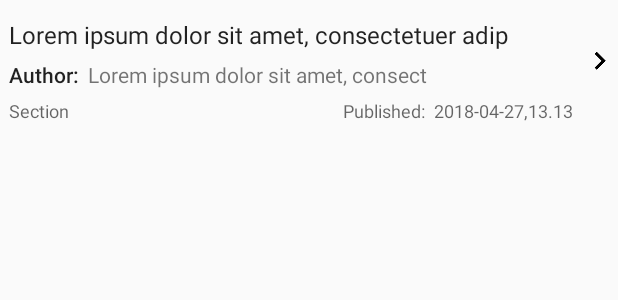
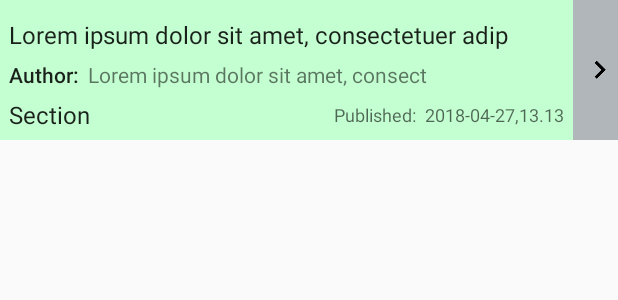
Before and after one commit to csongi77/NewsAppStage1, an Android app: the layout list_item.xml on its own in the app's theme, with its tools: preview values and no code run, on a phone screen of 412 x 824 dp. Shown: the top 300 px of the screen. Run offline under Robolectric (Android 15) with nearby library versions, the phone set to English and light mode, and no system bars.

Commit message:
list_item visual polish, add color values

```diff
--- a/app/src/main/res/layout/list_item.xml
+++ b/app/src/main/res/layout/list_item.xml
@@ -3,7 +3,8 @@
     xmlns:tools="http://schemas.android.com/tools"
     android:layout_width="match_parent"
     android:layout_height="wrap_content"
-    android:orientation="horizontal">
+    android:orientation="horizontal"
+    android:background="@color/color_neutral">
 
     <!-- the default news list item -->
     <LinearLayout
@@ -12,8 +13,8 @@
         android:layout_weight="@dimen/layout_weight_one"
         android:orientation="vertical"
         android:visibility="visible"
-        android:paddingLeft="@dimen/list_item_layout_padding"
-        android:paddingTop="@dimen/list_item_layout_padding">
+        android:padding="@dimen/list_item_layout_padding"
+        android:background="@color/color_environment">
 
         <!-- Title of Article parsed from JSON-->
         <TextView
@@ -53,15 +54,17 @@
             android:layout_width="match_parent"
             android:layout_height="wrap_content"
             android:orientation="horizontal"
-            android:paddingTop="@dimen/list_item_layout_padding">
+            android:paddingTop="@dimen/list_item_layout_padding"
+            android:gravity="center_vertical">
 
             <!-- Section parsed from JSON -->
             <TextView
+                android:id="@+id/list_item_txt_section"
                 android:layout_width="@dimen/o_dp"
                 android:layout_height="wrap_content"
                 android:layout_weight="@dimen/layout_weight_half"
                 tools:text="@string/section"
-                style="@style/TextAppearance.AppCompat.Caption"/>
+                style="@style/TextAppearance.AppCompat.Subhead"/>
 
             <!-- Published placeholder, visible only if available -->
             <LinearLayout
@@ -82,6 +85,7 @@
 
                 <!-- Date Published parsed from JSON string -->
                 <TextView
+                    android:id="@+id/list_item_txt_date_published"
                     android:layout_width="wrap_content"
                     android:layout_height="wrap_content"
                     tools:text="@string/date_time_example"
--- a/app/src/main/res/values/colors.xml
+++ b/app/src/main/res/values/colors.xml
@@ -3,4 +3,10 @@
     <color name="colorPrimary">#3F51B5</color>
     <color name="colorPrimaryDark">#303F9F</color>
     <color name="colorAccent">#FF4081</color>
+
+    <!-- colors for List Items -->
+    <color name="color_business">#b7d6ff</color>
+    <color name="color_news">#ffcc80</color>
+    <color name="color_environment">#c4ffd1</color>
+    <color name="color_neutral">#b1b6ba</color>
 </resources>
```
